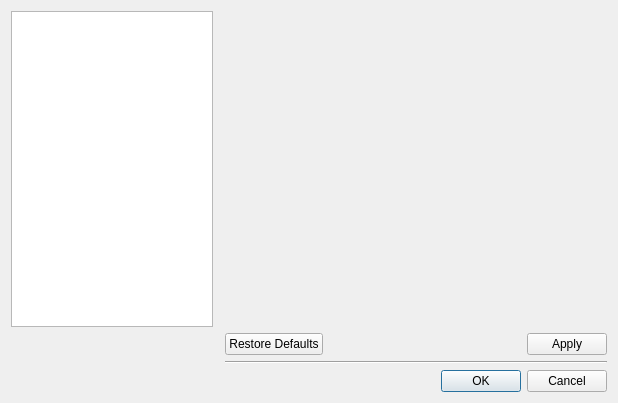
Qt form composer-gui/ui/PreferencesDialog.ui (TeleMidia/nclcomposer) before a commit.
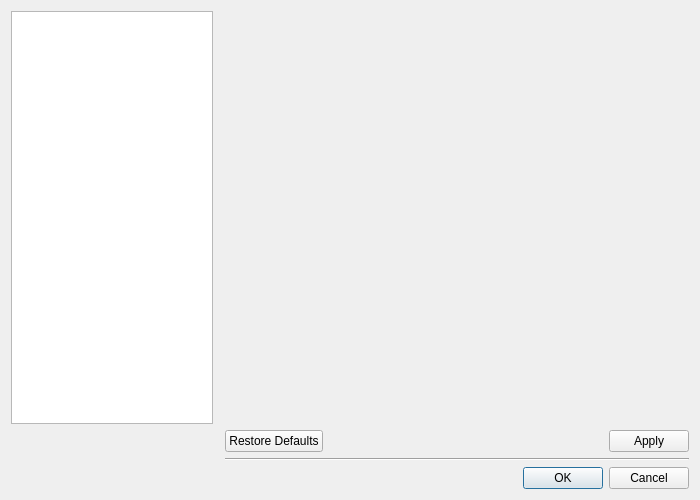
The same form after that commit.

Commit message:
[gui] maint: Run Local/Remote player.
* src/ComposerMainWindow.cpp: Likewise. This commit is related to #169 and
  #309.
* src/RunGingaConfig.cpp: Likewise.
* ui/PreferencesDialog.ui: Likewise.
* ui/RunGingaConfig.ui: Likewise.

Diff of the .ui file:
```diff
--- a/composer-gui/ui/PreferencesDialog.ui
+++ b/composer-gui/ui/PreferencesDialog.ui
@@ -6,8 +6,8 @@
    <rect>
     <x>0</x>
     <y>0</y>
-    <width>618</width>
-    <height>403</height>
+    <width>700</width>
+    <height>500</height>
    </rect>
   </property>
   <property name="windowTitle">
@@ -40,8 +40,8 @@
        <rect>
         <x>0</x>
         <y>0</y>
-        <width>392</width>
-        <height>318</height>
+        <width>474</width>
+        <height>415</height>
        </rect>
       </property>
       <layout class="QHBoxLayout" name="horizontalLayout">
```
The commit also changes 3 other files.
